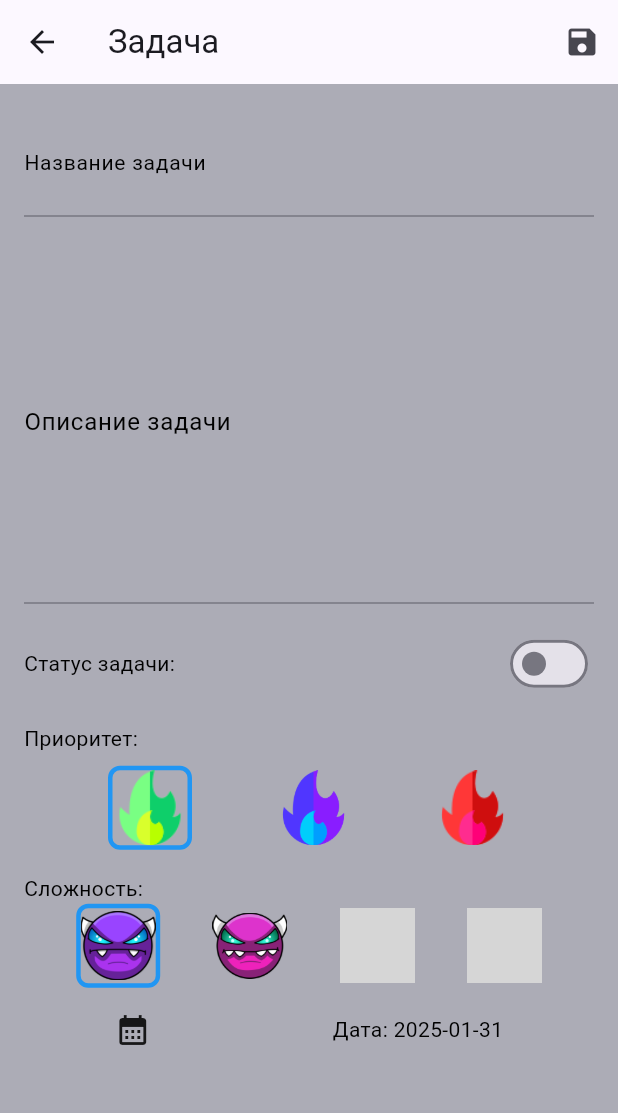
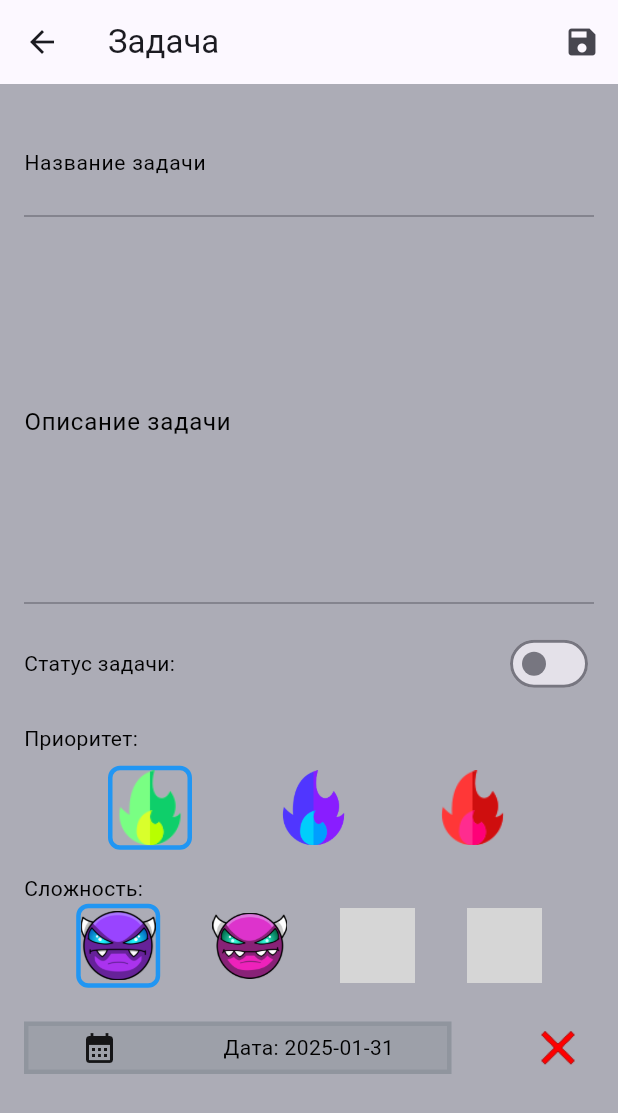
Before and after one commit to MeZeksan/pixel_todo, a Flutter app: the TaskDetailsScreen screen opened directly with empty values, on a phone screen of 412 x 824 dp. Shown: the top 1113 px of the screen. Run offline on Flutter 3.47's test engine with Material 3 defaults, Android fonts, the phone set to English and light mode, and no system bars; our stand-ins replace get_it, hive_flutter; accounts and stored records are empty; Roboto replaces fonts that are missing (TeletactileRus); grey boxes are pictures that could not be loaded.

Commit message:
Можно удалить дату

```diff
--- a/lib/features/task_detail/view/task_details_screen.dart
+++ b/lib/features/task_detail/view/task_details_screen.dart
@@ -148,12 +148,28 @@ class _TaskDetailsScreenState extends State<TaskDetailsScreen> {
                 ],
               ),
               const SizedBox(height: 16),
-              GestureDetector(
+              Row(
+                mainAxisAlignment: MainAxisAlignment.spaceBetween,
+                children: [
+                  Flexible(
+                    flex: 3,
+                    child: GestureDetector(
                       onTap: _selectDueDate,
+                      child: Container(
+                        height: 35,
+                        decoration: BoxDecoration(
+                          color: const Color.fromARGB(59, 107, 118, 127),
+                          border: Border.all(
+                            color: const Color.fromARGB(64, 107, 118, 127),
+                            width: 3,
+                          ),
+                        ),
                         child: Row(
                           mainAxisAlignment: MainAxisAlignment.spaceAround,
                           children: [
-                    const Icon(Icons.calendar_month),
+                            const Icon(
+                              Icons.calendar_month,
+                            ),
                             Text(
                               _dueDate == null
                                   ? "Выбрать дату"
@@ -163,9 +179,28 @@ class _TaskDetailsScreenState extends State<TaskDetailsScreen> {
                                 fontFamily: "TeletactileRus",
                                 fontSize: 14,
                               ),
-                    )
+                            ),
                           ],
                         ),
+                      ),
+                    ),
+                  ),
+                  Flexible(
+                    flex: 1,
+                    child: IconButton(
+                      onPressed: () {
+                        setState(() {
+                          _dueDate = null;
+                        });
+                      },
+                      icon: Image.asset(
+                        'assets/images/delete_task.png',
+                        width: 25,
+                        height: 25,
+                      ),
+                    ),
+                  ),
+                ],
               )
             ],
           ),
```
Lines whose indentation alone changed are shown as unchanged.
